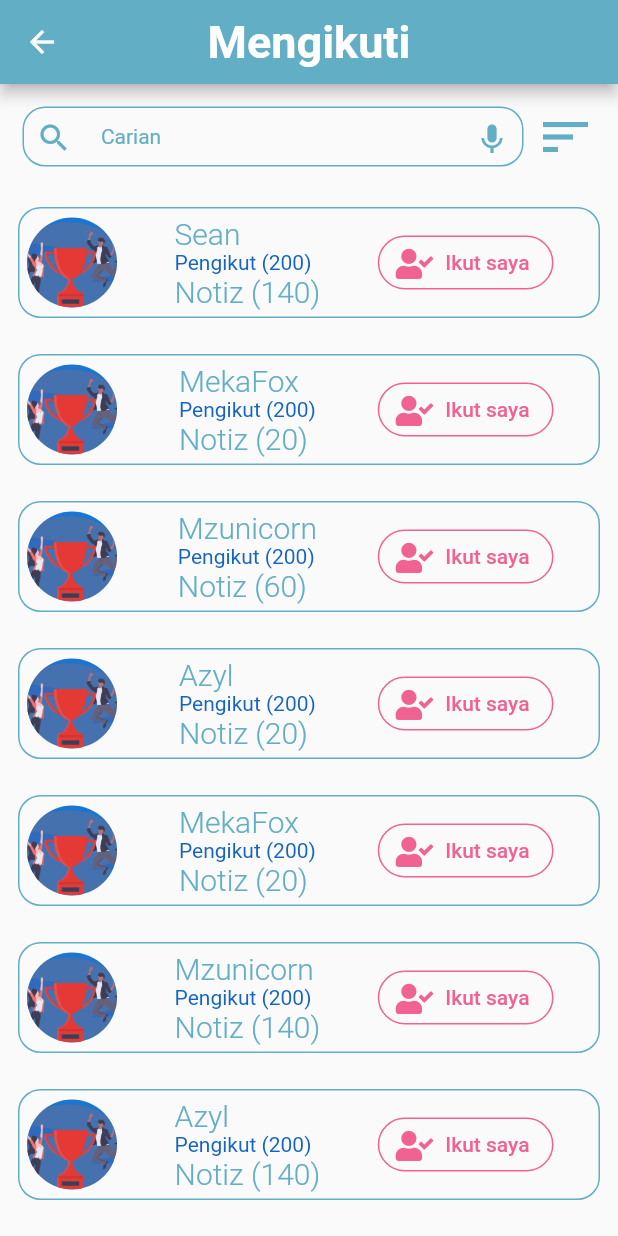
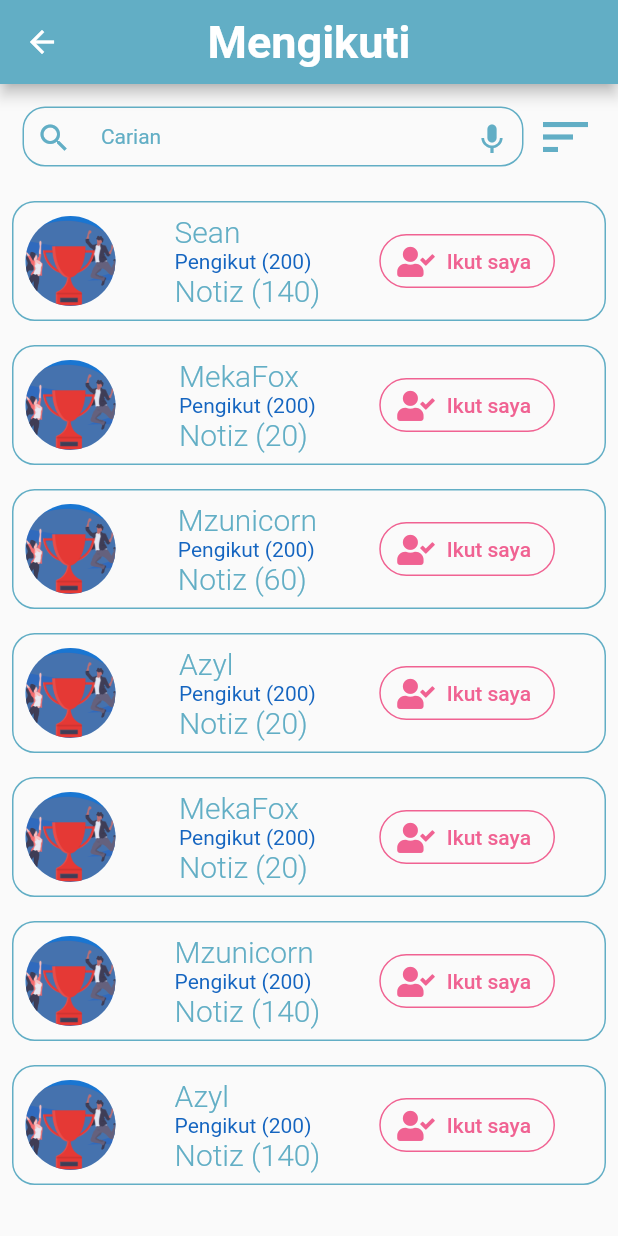
Before and after one commit to FaaizParacha/srk_project, a Flutter app: the Design3 screen opened directly, on a phone screen of 412 x 824 dp. Run offline on Flutter 3.47's test engine with Material 2 defaults, Android fonts, the phone set to English and light mode, and no system bars; our stand-ins replace chewie, font_awesome_flutter, persistent_bottom_nav_bar, video_player; missing offline and left inert: responsive_container.

```diff
--- a/lib/containerElements.dart
+++ b/lib/containerElements.dart
@@ -11,7 +11,7 @@ class containerEleements extends StatelessWidget {
   @override
   Widget build(BuildContext context) {
     return Padding(
-      padding: const EdgeInsets.all(5.0),
+      padding: EdgeInsets.all(8.0),
       child: Row(
         mainAxisAlignment: MainAxisAlignment.spaceBetween,
         children: <Widget>[
--- a/lib/responsiveContainer.dart
+++ b/lib/responsiveContainer.dart
@@ -12,7 +12,7 @@ class responsiveContainer extends StatelessWidget {
     return ResponsiveContainer(
       child:  Container(
         child: ContainerChild,
-        margin: EdgeInsets.all(12.0),
+        margin: EdgeInsets.all(8.0),
         decoration: BoxDecoration(
             borderRadius: BorderRadius.circular(15.0),
             border: Border.all(color: appColor),
```
